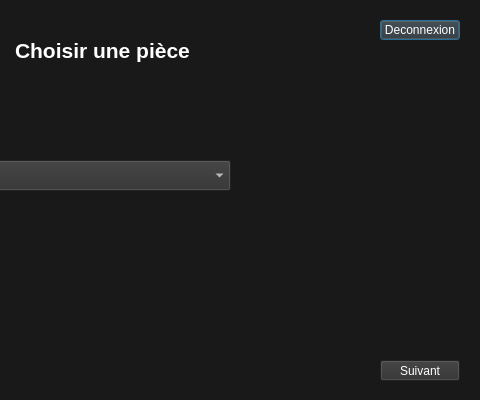
Qt form IHM_Final/welcomepage.ui (ProjectCDG/IHM) before a commit; both pictures show x 320 to 800 and y 0 to 400 of the 800 by 400 pixel window.
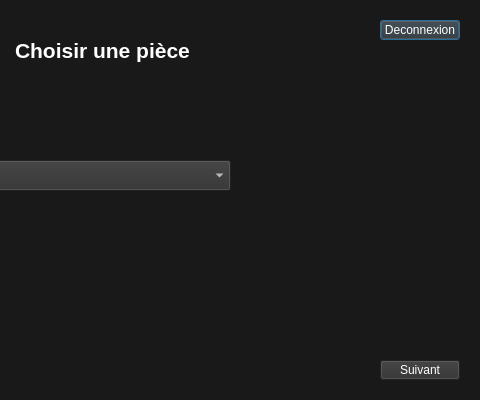
The same form after that commit.

Commit message: Alignement boutons

```diff
--- a/IHM_Final/welcomepage.ui
+++ b/IHM_Final/welcomepage.ui
@@ -81,7 +81,7 @@
      <x>700</x>
      <y>360</y>
      <width>80</width>
-     <height>21</height>
+     <height>20</height>
     </rect>
    </property>
    <property name="styleSheet">
```
The commit also changes 3 other files.
